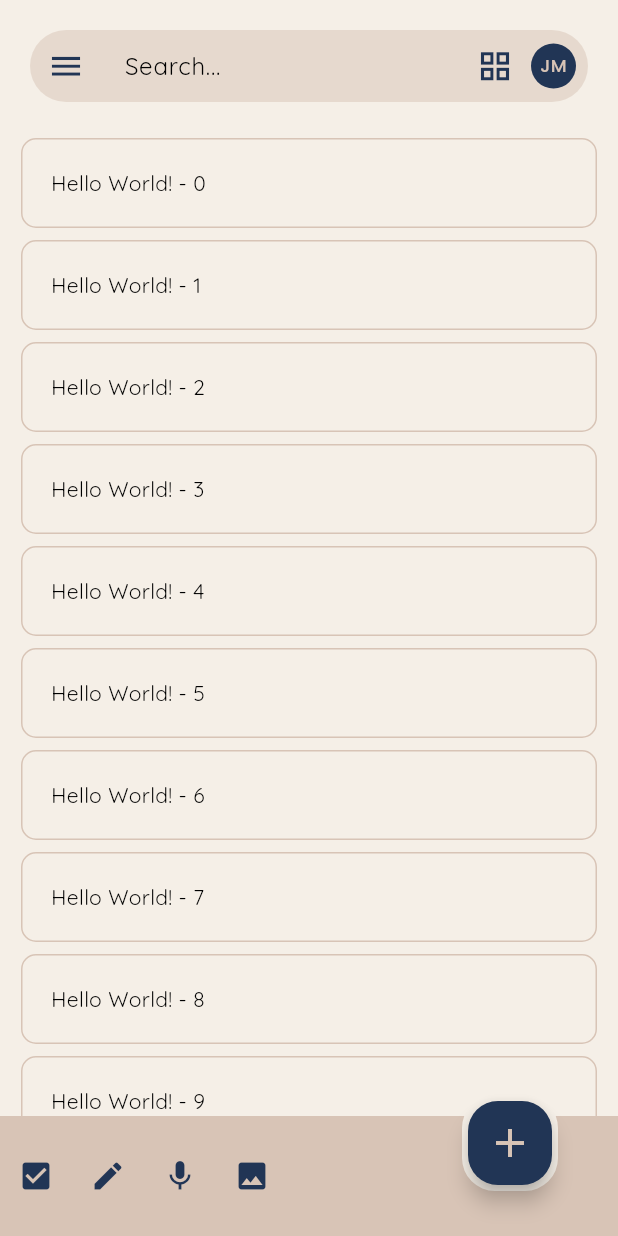
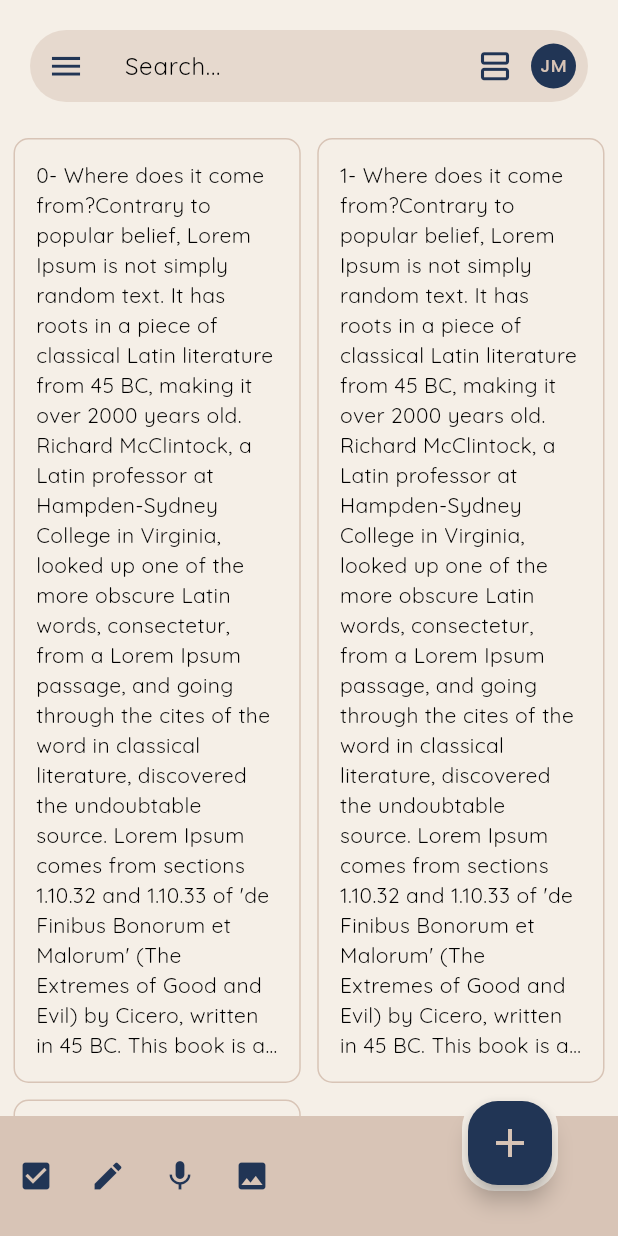
Before and after one commit to Mjajang/intodo, a Flutter app: the screen it shows after launch, on a phone screen of 412 x 824 dp. Run offline on Flutter 3.47's test engine with Material 3 defaults, Android fonts, the light colour scheme and no system bars; drawn by our look-alikes of auto_size_text; our stand-ins replace flutter_bloc, google_fonts.

Commit message:
implement cubit for change view home style

```diff
--- a/lib/main.dart
+++ b/lib/main.dart
@@ -1,4 +1,6 @@
 import 'package:flutter/material.dart';
+import 'package:flutter_bloc/flutter_bloc.dart';
+import 'package:intodo/src/persentation/blocs/view_home/view_home_cubit.dart';
 import 'package:intodo/src/persentation/routes/routes.dart';
 import 'package:intodo/src/persentation/screen/auth/splash_screen.dart';
 import 'package:intodo/src/persentation/screen/home/home_screen.dart';
@@ -14,7 +16,9 @@ class MyApp extends StatelessWidget {
 
   @override
   Widget build(BuildContext context) {
-    return MaterialApp(
+    return BlocProvider(
+      create: (context) => ViewHomeCubit(),
+      child: MaterialApp(
         title: 'Flutter Demo',
         theme: ThemeClass.lightTheme,
         darkTheme: ThemeClass.darkTheme,
@@ -22,8 +26,9 @@ class MyApp extends StatelessWidget {
         initialRoute: '/',
         routes: {
           Routes.splashScreen: (context) => const SplashScreen(),
-        Routes.homeScreen: (context) => const HomeScreen(),
+          Routes.homeScreen: (context) => HomeScreen(),
         },
+      ),
     );
   }
 }
--- /dev/null
+++ b/lib/src/persentation/blocs/view_home/view_home_cubit.dart
@@ -0,0 +1,11 @@
+import 'package:flutter_bloc/flutter_bloc.dart';
+
+enum ViewHome { list, grid }
+
+class ViewHomeCubit extends Cubit<ViewHome> {
+  ViewHomeCubit() : super(ViewHome.list);
+
+  void toogleView() {
+    emit(state == ViewHome.grid ? ViewHome.list : ViewHome.grid);
+  }
+}
--- a/lib/src/persentation/screen/home/home_screen.dart
+++ b/lib/src/persentation/screen/home/home_screen.dart
@@ -1,9 +1,14 @@
 import 'package:flutter/material.dart';
+import 'package:flutter_bloc/flutter_bloc.dart';
+import 'package:intodo/src/persentation/blocs/view_home/view_home_cubit.dart';
 import 'package:intodo/src/persentation/screen/home/widgets/custom_location_fab.dart';
 import 'package:intodo/src/values/constants/constants.dart';
 
+import 'widgets/build_grid_view.dart';
+import 'widgets/build_list_view.dart';
+
 class HomeScreen extends StatelessWidget {
-  const HomeScreen({super.key});
+  HomeScreen({super.key});
 
   @override
   Widget build(BuildContext context) {
@@ -44,11 +49,19 @@ class HomeScreen extends StatelessWidget {
                         ),
                       ),
                       IconButton(
-                        onPressed: () {},
-                        icon: Icon(
-                          Icons.grid_view,
-                          size: 25,
-                          color: AppColors.textColor,
+                        onPressed: () {
+                          context.read<ViewHomeCubit>().toogleView();
+                        },
+                        icon: BlocBuilder<ViewHomeCubit, ViewHome>(
+                          builder: (context, state) {
+                            return Icon(
+                              state == ViewHome.grid
+                                  ? Icons.grid_view
+                                  : Icons.view_agenda_outlined,
+                              size: 25,
+                              color: AppColors.textColor,
+                            );
+                          },
                         ),
                       ),
                       Padding(
@@ -69,28 +82,14 @@ class HomeScreen extends StatelessWidget {
                 )
               ],
             ),
-            ListView.builder(
-              itemCount: 50,
-              shrinkWrap: true,
-              physics: const BouncingScrollPhysics(),
-              itemBuilder: (context, index) {
+            BlocBuilder<ViewHomeCubit, ViewHome>(
+              builder: (context, state) {
                 return Padding(
-                  padding: const EdgeInsets.symmetric(horizontal: 10.0),
-                  child: Card(
-                    color: AppColors.lightBackgroundColor,
-                    elevation: 0,
-                    shape: RoundedRectangleBorder(
-                      side: BorderSide(color: AppColors.primaryColor),
-                      borderRadius: BorderRadius.circular(10),
-                    ),
-                    child: Padding(
-                      padding: const EdgeInsets.all(20.0),
-                      child: Text("Hello World! - $index"),
-                    ),
-                  ),
+                  padding: const EdgeInsets.symmetric(horizontal: 5.0),
+                  child: viewOptions[state.index],
                 );
               },
-            )
+            ),
           ],
         ),
       ),
@@ -173,4 +172,9 @@ class HomeScreen extends StatelessWidget {
       floatingActionButtonLocation: const CustomFloatingActionButtonLocation(),
     );
   }
+
+  final List<Widget> viewOptions = [
+    const BuildGridView(),
+    const BuildListView(),
+  ];
 }
--- /dev/null
+++ b/lib/src/persentation/screen/home/widgets/build_grid_view.dart
@@ -0,0 +1,44 @@
+import 'package:auto_size_text/auto_size_text.dart';
+import 'package:flutter/material.dart';
+import 'package:flutter_staggered_grid_view/flutter_staggered_grid_view.dart';
+import 'package:intodo/src/values/constants/constants.dart';
+
+class BuildGridView extends StatelessWidget {
+  const BuildGridView({
+    super.key,
+  });
+
+  @override
+  Widget build(BuildContext context) {
+    return MasonryGridView.count(
+      crossAxisCount: 2,
+      itemCount: 3,
+      itemBuilder: (BuildContext context, int index) {
+        return Card(
+          color: AppColors.lightBackgroundColor,
+          elevation: 0,
+          shape: RoundedRectangleBorder(
+            side: BorderSide(color: AppColors.primaryColor),
+            borderRadius: BorderRadius.circular(10),
+          ),
+          child: Padding(
+            padding: const EdgeInsets.all(15.0),
+            child: AutoSizeText(
+              "$index- Where does it come from?"
+              "Contrary to popular belief, Lorem Ipsum is not simply random text. It has roots in a piece of classical Latin literature from 45 BC, making it over 2000 years old. Richard McClintock, a Latin professor at Hampden-Sydney College in Virginia, looked up one of the more obscure Latin words, consectetur, from a Lorem Ipsum passage, and going through the cites of the word in classical literature, discovered the undoubtable source. Lorem Ipsum comes from sections 1.10.32 and 1.10.33 of 'de Finibus Bonorum et Malorum' (The Extremes of Good and Evil) by Cicero, written in 45 BC. This book is a treatise on the theory of ethics, very popular during the Renaissance. The first line of Lorem Ipsum, 'Lorem ipsum dolor sit amet..', comes from a line in section 1.10.32."
+              "Contrary to popular belief, Lorem Ipsum is not simply random text. It has roots in a piece of classical Latin literature from 45 BC, making it over 2000 years old. Richard McClintock, a Latin professor at Hampden-Sydney College in Virginia, looked up one of the more obscure Latin words, consectetur, from a Lorem Ipsum passage, and going through the cites of the word in classical literature, discovered the undoubtable source. Lorem Ipsum comes from sections 1.10.32 and 1.10.33 of 'de Finibus Bonorum et Malorum' (The Extremes of Good and Evil) by Cicero, written in 45 BC. This book is a treatise on the theory of ethics, very popular during the Renaissance. The first line of Lorem Ipsum, 'Lorem ipsum dolor sit amet..', comes from a line in section 1.10.32."
+              "The standard chunk of Lorem Ipsum used since the 1500s is reproduced below for those interested. Sections 1.10.32 and 1.10.33 from \"de Finibus Bonorum et Malorum\" by Cicero are also reproduced in their exact original form, accompanied by English versions from the 1914 translation by H. Rackham.",
+              maxLines: 30,
+              minFontSize: 14,
+              overflow: TextOverflow.ellipsis,
+            ),
+          ),
+        );
+      },
+      mainAxisSpacing: 3.0,
+      crossAxisSpacing: 3.0,
+      shrinkWrap: true,
+      physics: const NeverScrollableScrollPhysics(),
+    );
+  }
+}
--- a/pubspec.yaml
+++ b/pubspec.yaml
@@ -35,6 +35,9 @@ dependencies:
   # Use with the CupertinoIcons class for iOS style icons.
   cupertino_icons: ^1.0.2
   google_fonts: ^6.1.0
+  auto_size_text: ^3.0.0
+  flutter_staggered_grid_view: ^0.7.0
+  flutter_bloc: ^8.1.3
 
 dev_dependencies:
   flutter_test:
```
Also changed, not shown: lib/src/persentation/screen/home/widgets/build_list_view.dart (added, +40 -0 lines), pubspec.lock. Lines whose indentation alone changed are shown as unchanged.
